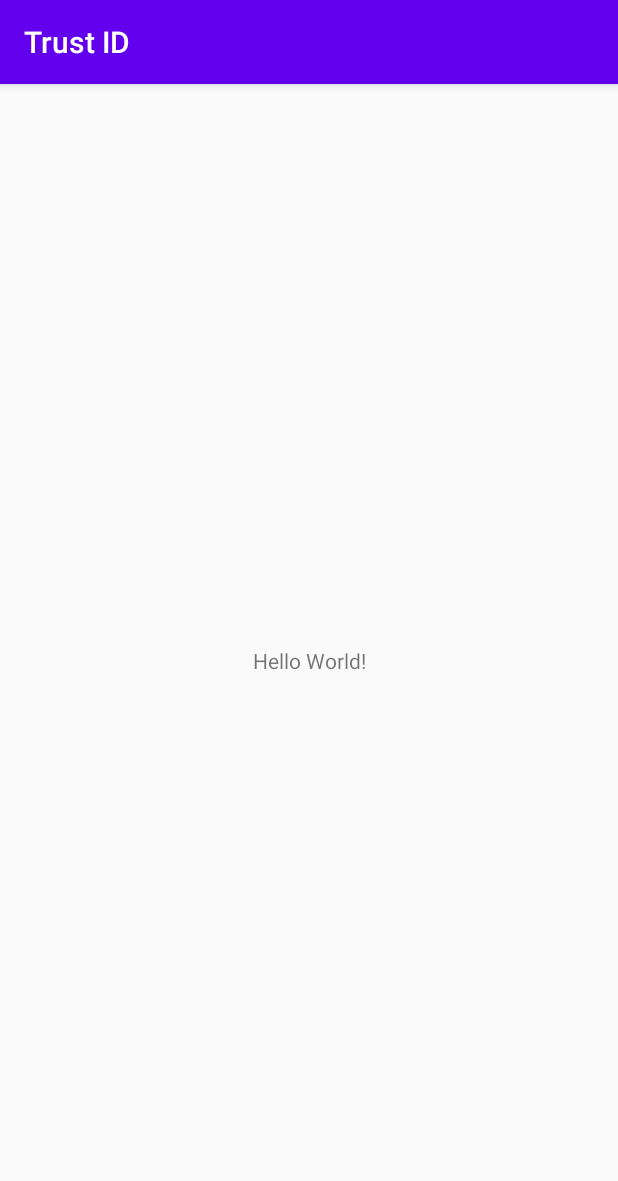
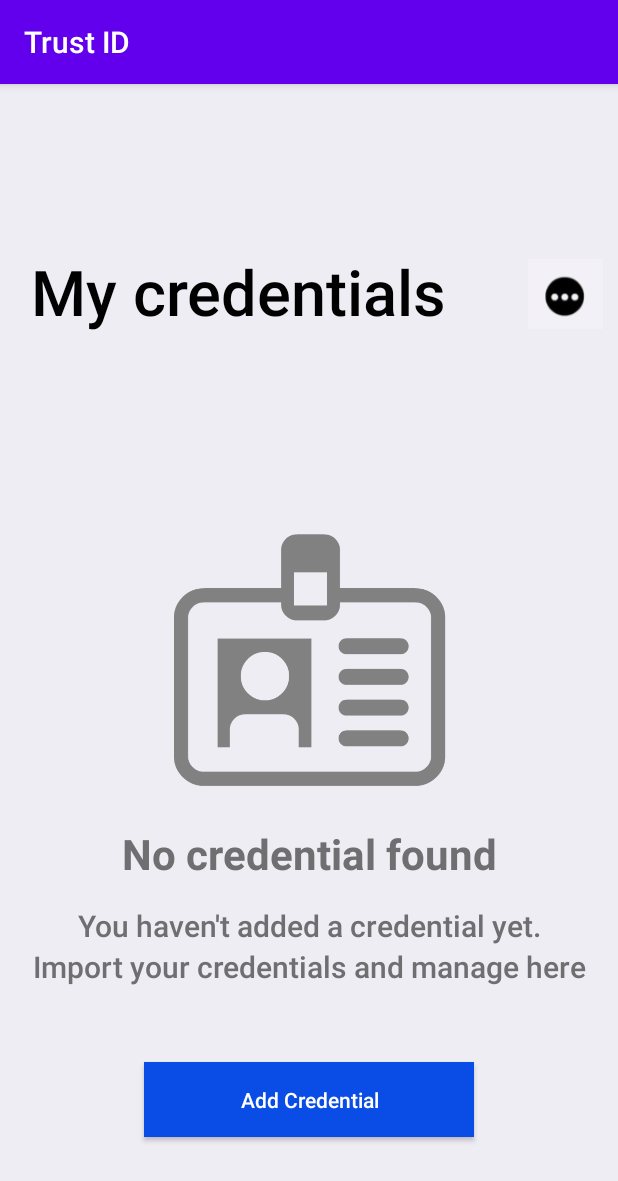
Before and after one commit to CredentialsApp/CredentialsApp-Android, an Android app: the screen it shows after launch (MainActivity), on a phone screen of 412 x 824 dp. Shown: the top 1181 px of the screen. Run offline under Robolectric (Android 15) with nearby library versions, the phone set to English and light mode, and no system bars.

Commit message:
Build initial interface with “+Add credential” button

```diff
--- /dev/null
+++ b/app/src/main/res/drawable/ic_plus.xml
@@ -0,0 +1,4 @@
+<vector android:height="24dp" android:viewportHeight="512"
+    android:viewportWidth="512" android:width="24dp" xmlns:android="http://schemas.android.com/apk/res/android">
+    <path android:fillColor="#FFFFFF" android:pathData="M492,236H276V20c0,-11.046 -8.954,-20 -20,-20c-11.046,0 -20,8.954 -20,20v216H20c-11.046,0 -20,8.954 -20,20s8.954,20 20,20h216v216c0,11.046 8.954,20 20,20s20,-8.954 20,-20V276h216c11.046,0 20,-8.954 20,-20C512,244.954 503.046,236 492,236z"/>
+</vector>
--- a/app/src/main/res/layout/activity_main.xml
+++ b/app/src/main/res/layout/activity_main.xml
@@ -4,15 +4,104 @@
     xmlns:tools="http://schemas.android.com/tools"
     android:layout_width="match_parent"
     android:layout_height="match_parent"
+    android:background="#EFEDF4"
     tools:context=".MainActivity">
 
     <TextView
+        android:id="@+id/MyCredentials"
         android:layout_width="wrap_content"
         android:layout_height="wrap_content"
-        android:text="Hello World!"
+        android:layout_marginLeft="20dp"
+        android:layout_marginTop="110dp"
+        android:fontFamily="sans-serif-medium"
+        android:text="My credentials"
+        android:textAlignment="center"
+        android:textColor="#010101"
+        android:textSize="42sp"
+        app:layout_constraintLeft_toLeftOf="parent"
+        app:layout_constraintTop_toTopOf="parent" />
+
+    <ImageView
+        android:id="@+id/imageView2"
+        android:layout_width="50dp"
+        android:layout_height="60dp"
+        android:layout_marginTop="110dp"
+        android:layout_marginRight="10dp"
+        app:layout_constraintRight_toRightOf="parent"
+        app:layout_constraintTop_toTopOf="parent"
+        app:srcCompat="@drawable/testImage" />
+
+    <ImageView
+        android:id="@+id/image_credentialsicon"
+        android:layout_width="200dp"
+        android:layout_height="200dp"
         app:layout_constraintBottom_toBottomOf="parent"
+        app:layout_constraintHeight_percent=".5"
         app:layout_constraintLeft_toLeftOf="parent"
         app:layout_constraintRight_toRightOf="parent"
-        app:layout_constraintTop_toTopOf="parent" />
+        app:layout_constraintTop_toTopOf="parent"
+        app:layout_constraintWidth_percent=".5"
+        app:srcCompat="@drawable/credentialsicon" />
+
+    <TextView
+        android:id="@+id/text_Nocredentialfound"
+        android:layout_width="wrap_content"
+        android:layout_height="wrap_content"
+        android:layout_marginTop="10dp"
+        android:text="No credential found"
+        android:textColor="#6F6F71"
+        android:textSize="28sp"
+        android:textStyle="bold"
+        app:layout_constraintLeft_toLeftOf="parent"
+        app:layout_constraintRight_toRightOf="parent"
+        app:layout_constraintTop_toBottomOf="@+id/image_credentialsicon" />
+
+    <TextView
+        android:id="@+id/text_Youhaventaddedacredentialyet"
+        android:layout_width="wrap_content"
+        android:layout_height="wrap_content"
+        android:layout_marginTop="15dp"
+        android:fontFamily="sans-serif-medium"
+        android:text="You haven't added a credential yet."
+        android:textColor="#6F6F71"
+        android:textSize="20sp"
+        app:layout_constraintLeft_toLeftOf="parent"
+        app:layout_constraintRight_toRightOf="parent"
+        app:layout_constraintTop_toBottomOf="@+id/text_Nocredentialfound" />
+
+    <TextView
+        android:id="@+id/text_Importyourcredentialsandmanagehere"
+        android:layout_width="wrap_content"
+        android:layout_height="wrap_content"
+        android:fontFamily="sans-serif-medium"
+        android:text="Import your credentials and manage here"
+        android:textColor="#6F6F71"
+        android:textSize="20sp"
+        app:layout_constraintLeft_toLeftOf="parent"
+        app:layout_constraintRight_toRightOf="parent"
+        app:layout_constraintTop_toBottomOf="@+id/text_Youhaventaddedacredentialyet" />
+
+    <Button
+        android:id="@+id/button"
+        android:layout_width="220dp"
+        android:layout_height="50dp"
+        android:layout_marginTop="50dp"
+        android:background="#0A4DE6"
+        android:bottomLeftRadius="20dp"
+        android:bottomRightRadius="20dp"
+        android:drawableLeft="@android:drawable/ic_plus"
+        android:padding="15dp"
+        android:text="Add Credential"
+        android:textAllCaps="false"
+        android:textAppearance="@style/TextAppearance.AppCompat.Body2"
+        android:textColor="#ffffff"
+        android:topLeftRadius="20dp"
+        android:topRightRadius="20dp"
+        app:layout_constraintLeft_toLeftOf="parent"
+        app:layout_constraintRight_toRightOf="parent"
+        app:layout_constraintTop_toBottomOf="@+id/text_Importyourcredentialsandmanagehere" />
+
+
+
 
 </androidx.constraintlayout.widget.ConstraintLayout>
```
Also changed, not shown: app/src/main/res/drawable-v24/credentialsicon.png (added), app/src/main/res/drawable-v24/testImage.png (added).
